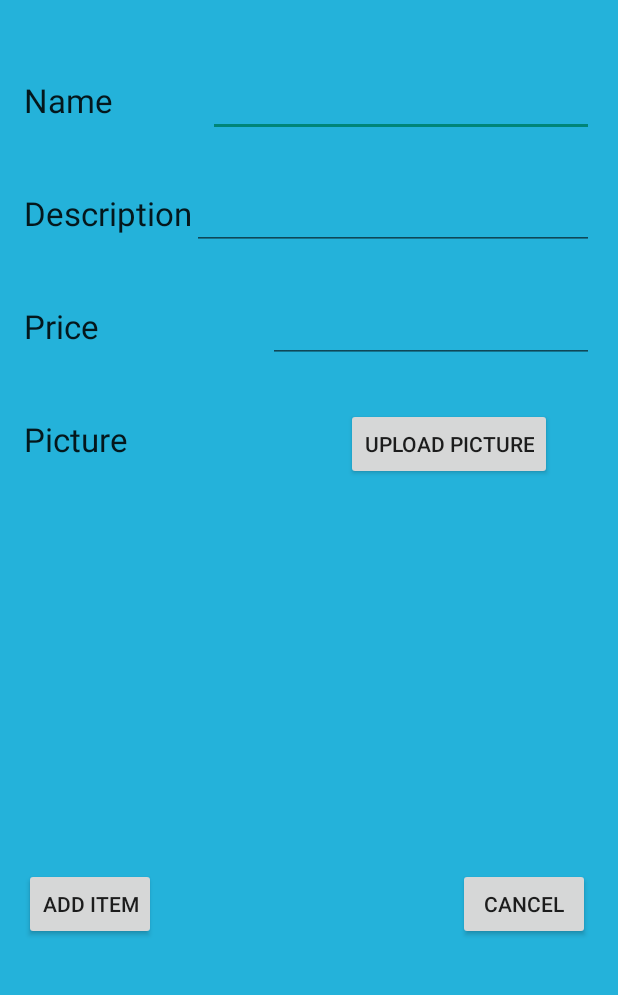
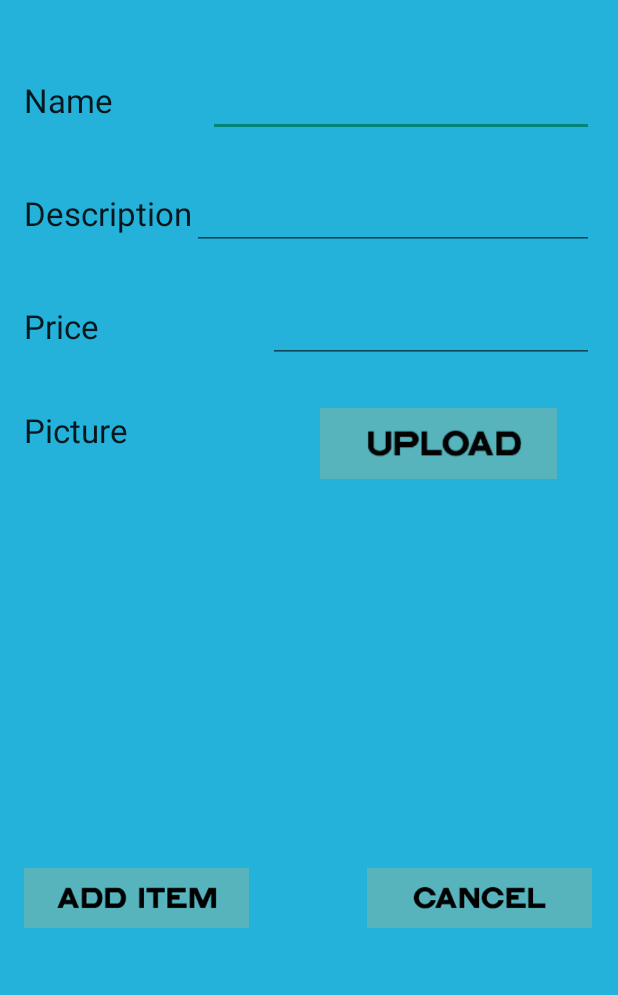
Before and after one commit to borozcod/android-app, an Android app: the AddItemActivity screen opened directly, with no data from a screen before it, on a phone screen of 412 x 824 dp, the part 152-1147 px from its top. Run offline under Robolectric (Android 15) with nearby library versions, the phone set to English and light mode, and no system bars.

Commit message:
added some image buttons to the add item activity

```diff
--- a/Borrow/app/src/main/java/com/example/appleuser/borrow/AddItemActivity.java
+++ b/Borrow/app/src/main/java/com/example/appleuser/borrow/AddItemActivity.java
@@ -17,6 +17,7 @@ import android.view.View;
 import android.widget.Button;
 import android.widget.EditText;
 import android.view.View.OnClickListener;
+import android.widget.ImageButton;
 import android.widget.ImageView;
 import android.widget.Toast;
 
@@ -29,9 +30,9 @@ import java.util.Date;
 
 public class AddItemActivity extends ActionBarActivity
 {
-    private Button buttonUploadPicture;
-    private Button buttonCancel;
-    private Button buttonAddItem;
+    private ImageButton buttonUploadPicture;
+    private ImageButton buttonCancel;
+    private ImageButton buttonAddItem;
     private EditText editTextName;
     private EditText editTextDesc;
     private EditText editTextPrice;
@@ -76,9 +77,9 @@ public class AddItemActivity extends ActionBarActivity
     {
         imageViewThumb = (ImageView)findViewById(R.id.addItemImageViewThumb);
 
-        buttonAddItem = (Button)findViewById(R.id.addItemButtonAddItem);
-        buttonCancel = (Button)findViewById(R.id.addItemButtonCancel);
-        buttonUploadPicture = (Button)findViewById(R.id.addItemButtonUploadPicture);
+        buttonAddItem = (ImageButton)findViewById(R.id.addItemButtonAddItem);
+        buttonCancel = (ImageButton)findViewById(R.id.addItemButtonCancel);
+        buttonUploadPicture = (ImageButton)findViewById(R.id.addItemButtonUploadPicture);
 
         buttonAddItem.setOnClickListener(new OnClickListener() {
             @Override
--- a/Borrow/app/src/main/res/layout/activity_add_new_item.xml
+++ b/Borrow/app/src/main/res/layout/activity_add_new_item.xml
@@ -137,12 +137,20 @@
                 android:layout_height="match_parent"
                 android:layout_weight="0.84" />
 
-            <Button
-                style="?android:attr/buttonStyleSmall"
-                android:layout_width="wrap_content"
-                android:layout_height="wrap_content"
-                android:text="Upload picture"
-                android:id="@+id/addItemButtonUploadPicture" />
+            <ImageButton
+                android:layout_width="158dp"
+                android:layout_height="47dp"
+                android:id="@+id/addItemButtonUploadPicture"
+                android:src="@drawable/upload"
+                android:scaleType="fitCenter"
+                android:background="#57b3bc" />
+
+            <!--<Button-->
+                <!--style="?android:attr/buttonStyleSmall"-->
+                <!--android:layout_width="wrap_content"-->
+                <!--android:layout_height="wrap_content"-->
+                <!--android:text="Upload picture"-->
+                <!--android:id="@+id/addItemButtonUploadPicture" />-->
 
         </LinearLayout>
 
@@ -158,7 +166,8 @@
                 android:layout_height="wrap_content"
                 android:id="@+id/addItemImageViewThumb"
                 android:minWidth="320dp"
-                android:minHeight="180dp" />
+                android:minHeight="180dp"
+                android:layout_marginLeft="20dp" />
         </LinearLayout>
 
         <LinearLayout
@@ -180,22 +189,38 @@
                 android:layout_width="wrap_content"
                 android:layout_height="match_parent" />
 
-            <Button
-                android:layout_width="wrap_content"
-                android:layout_height="wrap_content"
-                android:text="Add Item"
-                android:id="@+id/addItemButtonAddItem" />
+            <!--<Button-->
+                <!--android:layout_width="wrap_content"-->
+                <!--android:layout_height="wrap_content"-->
+                <!--android:text="Add Item"-->
+                <!--android:id="@+id/addItemButtonAddItem" />-->
+
+            <ImageButton
+                android:layout_width="150dp"
+                android:layout_height="40dp"
+                android:id="@+id/addItemButtonAddItem"
+                android:src="@drawable/add_item"
+                android:scaleType="fitCenter"
+                android:background="#57b3bc" />
 
             <Space
                 android:layout_width="wrap_content"
                 android:layout_height="match_parent"
                 android:layout_weight="0.99" />
 
-            <Button
-                android:layout_width="wrap_content"
-                android:layout_height="wrap_content"
-                android:text="Cancel"
-                android:id="@+id/addItemButtonCancel" />
+            <ImageButton
+                android:layout_width="150dp"
+                android:layout_height="40dp"
+                android:id="@+id/addItemButtonCancel"
+                android:src="@drawable/cancel"
+                android:scaleType="fitCenter"
+                android:background="#57b3bc" />
+
+            <!--<Button-->
+                <!--android:layout_width="wrap_content"-->
+                <!--android:layout_height="wrap_content"-->
+                <!--android:text="Cancel"-->
+                <!--android:id="@+id/addItemButtonCancel" />-->
 
         </LinearLayout>
 
```
Also changed, not shown: Borrow/app/src/main/res/drawable/add_item.png (added), Borrow/app/src/main/res/drawable/cancel.png (added), Borrow/app/src/main/res/drawable/upload.png (added), 2 other files.
